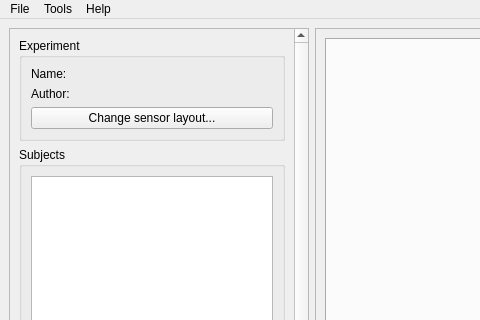
This is designer_ui_files/mainWindowUi.ui in cibr-jyu/meggie as Qt 5 draws it before an edit; both pictures show x 0 to 480 and y 0 to 320 of the 1136 by 734 pixel window. The edited form follows.
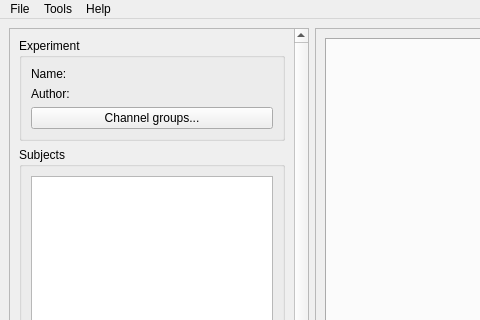
This is the edited form.

Commit message: Update to mne=0.20.0 and replace layouts with montages

What changed in the file:
```diff
--- a/designer_ui_files/mainWindowUi.ui
+++ b/designer_ui_files/mainWindowUi.ui
@@ -127,7 +127,7 @@
                <item row="2" column="0" colspan="3">
                 <widget class="QPushButton" name="pushButtonLayout">
                  <property name="text">
-                  <string>Change sensor layout...</string>
+                  <string>Channel groups...</string>
                  </property>
                 </widget>
                </item>
```
Left out of the diff: 4 changed lines with no effect on the pictures. The commit also changes 28 other files.
